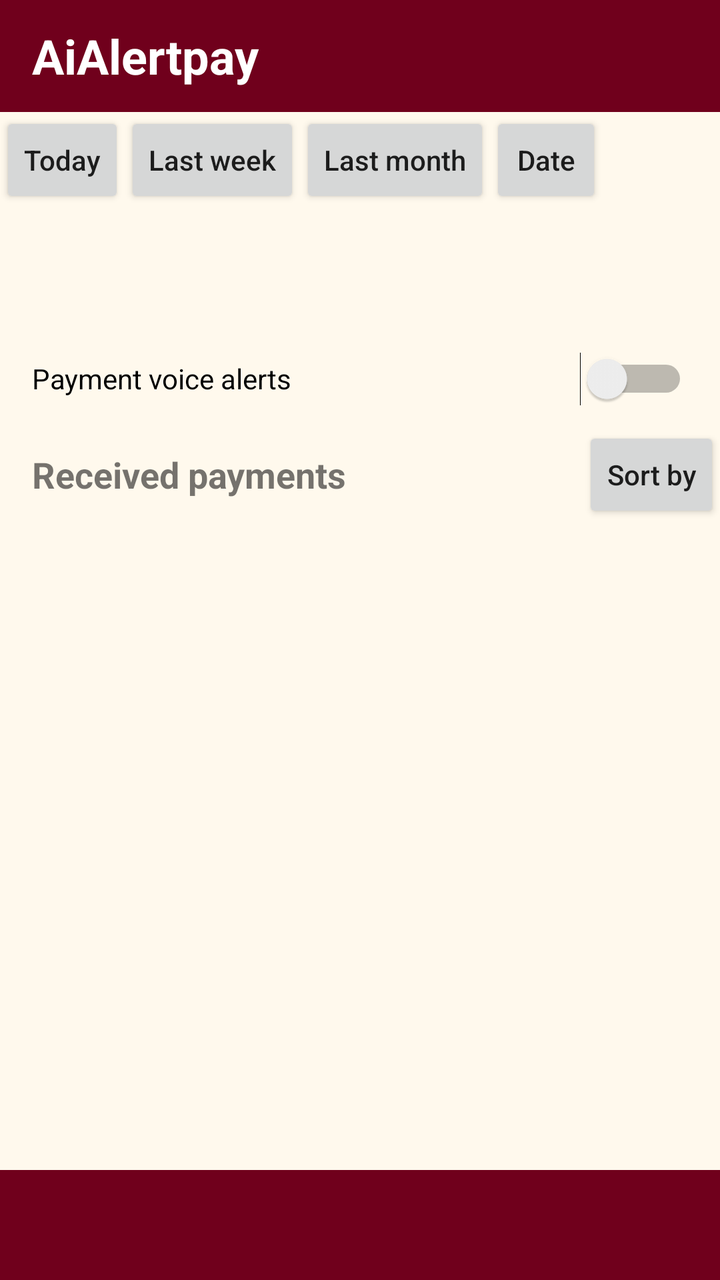
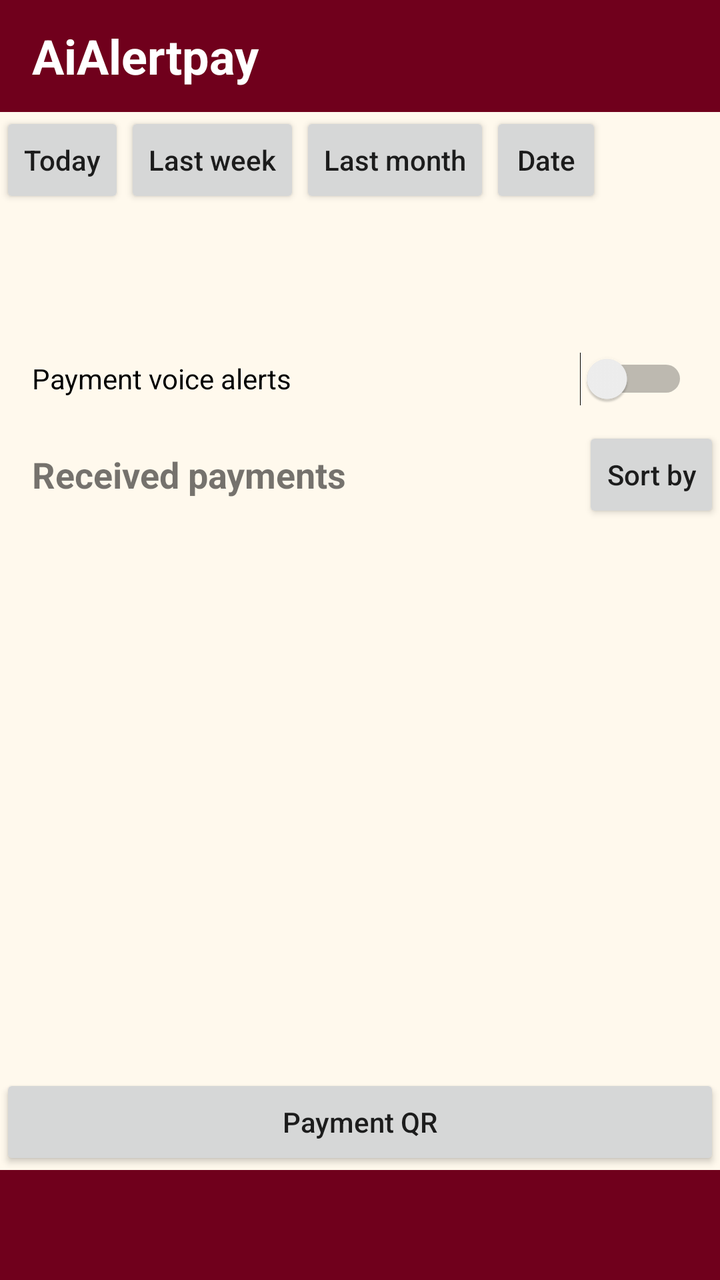

Compare the two renders of this Android layout. The source of the first and the diff that turns it into the second are given below.
<!-- AndroidManifest.xml: application theme android:Theme.Material.Light.NoActionBar -->
<!-- res/layout/home.xml -->
<LinearLayout xmlns:android="http://schemas.android.com/apk/res/android" android:layout_width="match_parent" android:layout_height="match_parent" android:fitsSystemWindows="true" android:orientation="vertical" android:background="#FFF9ED">
    <TextView android:layout_width="match_parent" android:layout_height="56dp" android:gravity="center_vertical" android:paddingHorizontal="16dp" android:text="AiAlertpay" android:background="#70001C" android:textColor="#FFFFFF" android:textSize="24sp" android:textStyle="bold"/>
    <HorizontalScrollView android:layout_width="match_parent" android:layout_height="wrap_content" android:scrollbars="none">
        <LinearLayout android:layout_width="wrap_content" android:layout_height="wrap_content" android:orientation="horizontal">
            <Button android:id="@+id/today" android:layout_width="wrap_content" android:layout_height="48dp" android:text="Today" android:textAllCaps="false" android:minWidth="56dp"/>
            <Button android:id="@+id/week" android:layout_width="wrap_content" android:layout_height="48dp" android:text="Last week" android:textAllCaps="false" android:minWidth="56dp"/>
            <Button android:id="@+id/month" android:layout_width="wrap_content" android:layout_height="48dp" android:text="Last month" android:textAllCaps="false" android:minWidth="56dp"/>
            <Button android:id="@+id/day" android:layout_width="wrap_content" android:layout_height="48dp" android:text="Date" android:textAllCaps="false" android:minWidth="56dp"/>
        </LinearLayout>
    </HorizontalScrollView>
    <TextView android:id="@+id/collection" android:layout_width="match_parent" android:layout_height="wrap_content" android:gravity="center" android:padding="16dp" android:textSize="22sp" android:textStyle="bold" android:textColor="#70001C"/>
    <Switch android:id="@+id/voice_on" android:layout_width="match_parent" android:layout_height="wrap_content" android:minHeight="48dp" android:paddingHorizontal="16dp" android:text="Payment voice alerts"/>
    <LinearLayout android:layout_width="match_parent" android:layout_height="wrap_content" android:gravity="center_vertical">
        <TextView android:layout_width="0dp" android:layout_weight="1" android:layout_height="wrap_content" android:paddingStart="16dp" android:text="Received payments" android:textStyle="bold" android:textSize="18sp"/>
        <Button android:id="@+id/sort" android:layout_width="wrap_content" android:layout_height="48dp" android:text="Sort by" android:textAllCaps="false" android:minWidth="56dp"/>
    </LinearLayout>
    <ListView android:id="@+id/payments" android:layout_width="match_parent" android:layout_height="0dp" android:layout_weight="1"/>
    <TextView android:id="@+id/total" android:layout_width="match_parent" android:layout_height="wrap_content" android:padding="14dp" android:background="#70001C" android:textColor="#FFFFFF" android:textSize="20sp" android:textStyle="bold"/>
</LinearLayout>
<!-- resources referenced by this layout -->
<resources>

</resources>

<!-- the commit's change to res/layout/home.xml (unified diff, before → after) -->
@@ -15,5 +15,6 @@
         <Button android:id="@+id/sort" android:layout_width="wrap_content" android:layout_height="48dp" android:text="Sort by" android:textAllCaps="false" android:minWidth="56dp"/>
     </LinearLayout>
     <ListView android:id="@+id/payments" android:layout_width="match_parent" android:layout_height="0dp" android:layout_weight="1"/>
+    <Button android:id="@+id/open_qr" android:layout_width="match_parent" android:layout_height="wrap_content" android:text="Payment QR" android:textAllCaps="false"/>
     <TextView android:id="@+id/total" android:layout_width="match_parent" android:layout_height="wrap_content" android:padding="14dp" android:background="#70001C" android:textColor="#FFFFFF" android:textSize="20sp" android:textStyle="bold"/>
 </LinearLayout>
